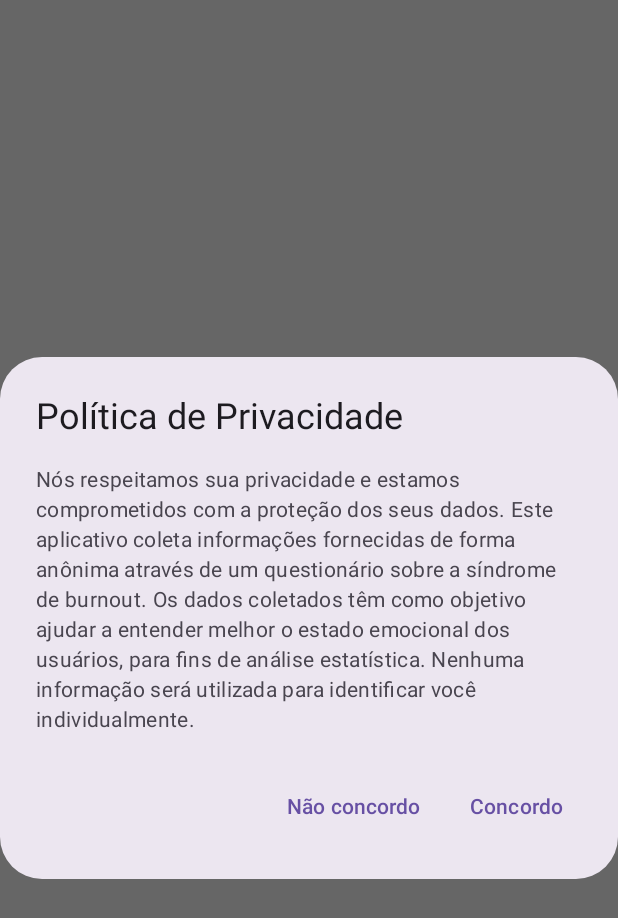
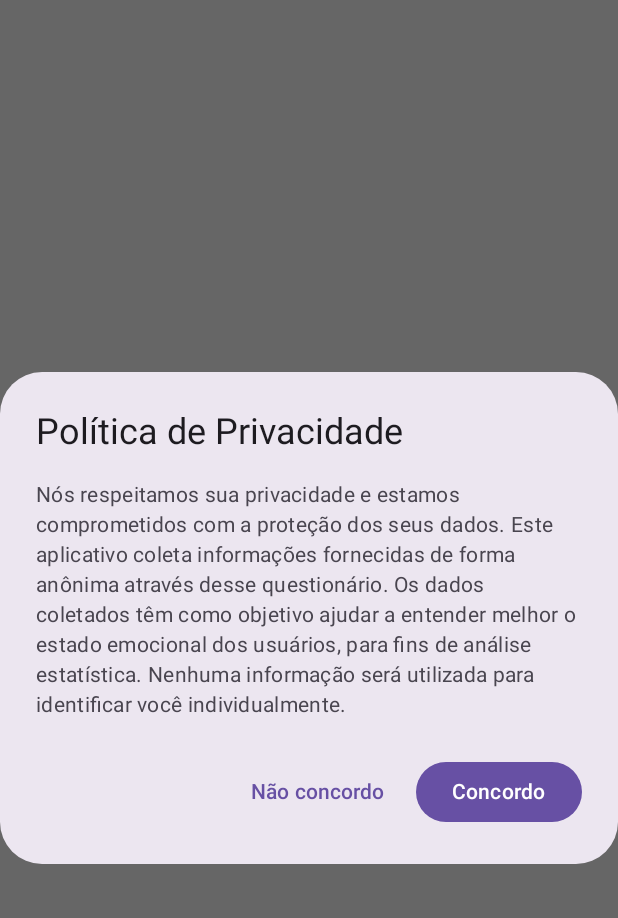
Before and after one commit to janssenbatista/enfburnout, an Android app built with Jetpack Compose: the @Preview function PreviewPrivacyPolicyDialog, on a phone screen of 412 x 824 dp. Shown: the top 918 px of the screen. Run offline under Robolectric (Android 15) with nearby library versions, the phone set to English and light mode, and no system bars.

Commit message:
feat: update dialog text and button in PrivacyPolicyDialog

```diff
--- a/app/src/main/java/dev/janssenbatista/enfburnout/components/PrivacyPolicyDialog.kt
+++ b/app/src/main/java/dev/janssenbatista/enfburnout/components/PrivacyPolicyDialog.kt
@@ -1,6 +1,7 @@
 package dev.janssenbatista.enfburnout.components
 
 import androidx.compose.material3.AlertDialog
+import androidx.compose.material3.Button
 import androidx.compose.material3.Text
 import androidx.compose.material3.TextButton
 import androidx.compose.runtime.Composable
@@ -22,7 +23,7 @@ fun PrivacyPolicyDialog(onDismissRequestClick: () -> Unit, onConfirmButtonClick:
             }
         },
         confirmButton = {
-            TextButton(onClick = onConfirmButtonClick) {
+            Button(onClick = onConfirmButtonClick) {
                 Text(text = "Concordo")
             }
         },
--- a/app/src/main/res/values/strings.xml
+++ b/app/src/main/res/values/strings.xml
@@ -1,7 +1,7 @@
 <resources>
     <string name="app_name">EnfBurnout</string>
     <string name="app_logo">app logo</string>
-    <string name="privacy_policy_text">Nós respeitamos sua privacidade e estamos comprometidos com a proteção dos seus dados. Este aplicativo coleta informações fornecidas de forma anônima através de um questionário sobre a síndrome de burnout. Os dados coletados têm como objetivo ajudar a entender melhor o estado emocional dos usuários, para fins de análise estatística. Nenhuma informação será utilizada para identificar você individualmente.</string>
+    <string name="privacy_policy_text">Nós respeitamos sua privacidade e estamos comprometidos com a proteção dos seus dados. Este aplicativo coleta informações fornecidas de forma anônima através desse questionário. Os dados coletados têm como objetivo ajudar a entender melhor o estado emocional dos usuários, para fins de análise estatística. Nenhuma informação será utilizada para identificar você individualmente.</string>
     <string name="privacy_policy_title">Política de Privacidade</string>
     <string name="burnout_content_1">Burnout é nada mais do que queimar-se ou consumir-se.</string>
     <string name="burnout_content_2">O termo burnout surgiu em meados dos 70, através do psicanalista Freudenberger que notou o esgotamento dos profissionais da saúde. Mas, foi com a psicóloga Maslach que a síndrome de burnout ganhou notoriedade através de seus estudos sobre o fenômeno, elencando as três dimensões conhecidas hoje.</string>
```
